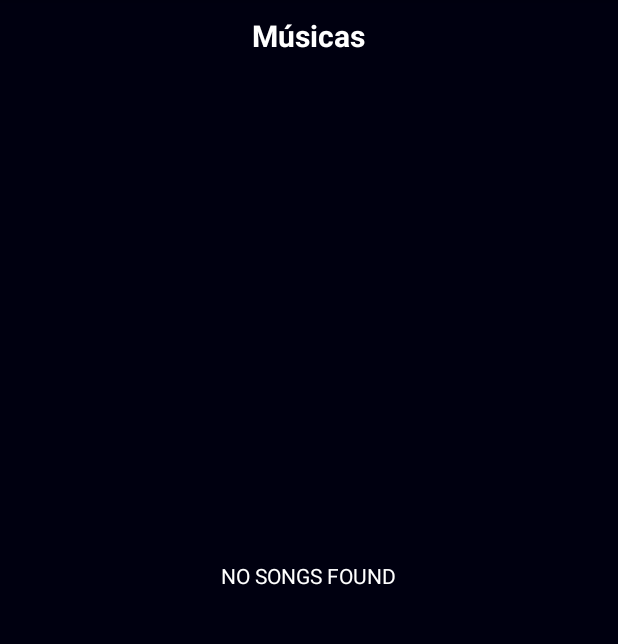
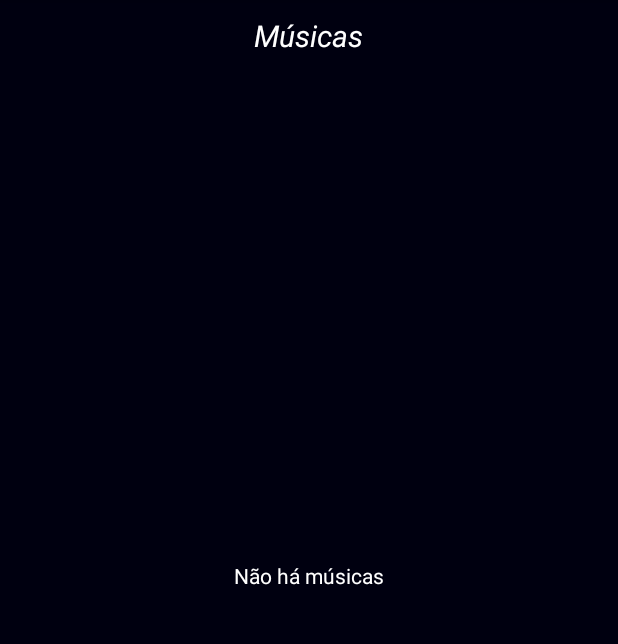
Before and after one commit to Juliolimahen/projeto-mobile-audio-player, an Android app: the screen it shows after launch (MainActivity), on a phone screen of 412 x 824 dp, the part 84-728 px from its top. Run offline under Robolectric (Android 15) with nearby library versions, the phone set to English and light mode, and no system bars.

```diff
--- a/app/src/main/AndroidManifest.xml
+++ b/app/src/main/AndroidManifest.xml
@@ -10,9 +10,9 @@
         android:roundIcon="@mipmap/ic_launcher_round"
         android:supportsRtl="true"
         android:theme="@style/Theme.MusicFai">
-        <activity android:name=".PlayerActivity" android:screenOrientation="portrait">
+        <activity android:name=".views.PlayerActivity" android:screenOrientation="portrait">
         </activity>
-        <activity android:name=".MainActivity"
+        <activity android:name=".views.MainActivity"
             android:exported="true"
             android:screenOrientation="portrait"
             >
--- a/app/src/main/java/com/example/musicfai/MainActivity.java
+++ b/app/src/main/java/com/example/musicfai/views/MainActivity.java
@@ -1,4 +1,4 @@
-package com.example.musicfai;
+package com.example.musicfai.views;
 
 import androidx.appcompat.app.AppCompatActivity;
 import androidx.core.app.ActivityCompat;
@@ -7,25 +7,30 @@ import androidx.recyclerview.widget.LinearLayoutManager;
 import androidx.recyclerview.widget.RecyclerView;
 
 import android.Manifest;
+import android.content.ContentUris;
 import android.content.pm.PackageManager;
 import android.database.Cursor;
+import android.net.Uri;
 import android.os.Bundle;
 import android.provider.MediaStore;
 import android.view.View;
 import android.widget.TextView;
 import android.widget.Toast;
 
+import com.example.musicfai.R;
 import com.example.musicfai.models.MusicaModel;
 import com.example.musicfai.models.MusicaListModel;
 
 import java.io.File;
 import java.util.ArrayList;
+import java.util.List;
 
 public class MainActivity extends AppCompatActivity {
 
     private RecyclerView listaDeMusicas;
     private ArrayList<MusicaModel> musicasList = new ArrayList<>();
     private TextView ListaVazia;
+    private MusicaListModel musicaListModel;
 
     @Override
     protected void onCreate(Bundle savedInstanceState) {
@@ -33,7 +38,7 @@ public class MainActivity extends AppCompatActivity {
         setContentView(R.layout.activity_main);
 
         listaDeMusicas = findViewById(R.id.recycler_view);
-        ListaVazia = findViewById(R.id.no_songs_text);
+        ListaVazia = findViewById(R.id.sem_musica_txt);
 
         if (checarPermissao() == false) {
             solicitarPermissao();
@@ -45,28 +50,63 @@ public class MainActivity extends AppCompatActivity {
 
     public void bootstrap() {
 
-        String[] projection = {
+        List<MusicaModel> musicas = new ArrayList<>();
+
+        String[] projection = new String[]{
+                MediaStore.Audio.Media._ID,
+                MediaStore.Audio.Media.DATA,
                 MediaStore.Audio.Media.TITLE,
-                MediaStore.Audio.Media.DATA,
                 MediaStore.Audio.Media.DURATION,
                 MediaStore.Audio.Media.ARTIST,
                 MediaStore.Audio.Media.ALBUM,
+                MediaStore.Audio.Media.ALBUM_ID,
         };
 
+
         String selection = MediaStore.Audio.Media.IS_MUSIC + " != 0";
-        Cursor cursor = getContentResolver().query(MediaStore.Audio.Media.EXTERNAL_CONTENT_URI,projection,selection,null,null);
-        while(cursor.moveToNext()){
-            MusicaModel musicaData = new MusicaModel(cursor.getString(1),cursor.getString(0),cursor.getString(2), cursor.getString(3),cursor.getString(4));
-            if(new File(musicaData.getPath()).exists())
-                musicasList.add(musicaData);
+        Cursor cursor = getContentResolver().query(MediaStore.Audio.Media.EXTERNAL_CONTENT_URI, projection, selection, null, null);
+        //cache cursos indices
+        int idColumn = cursor.getColumnIndexOrThrow(MediaStore.Audio.Media._ID);
+        int pathColumn = cursor.getColumnIndexOrThrow(MediaStore.Audio.Media.DATA);
+        int nameColumn = cursor.getColumnIndexOrThrow(MediaStore.Audio.Media.TITLE);
+        int durationColumn = cursor.getColumnIndexOrThrow(MediaStore.Audio.Media.DURATION);
+        int artistaColumn = cursor.getColumnIndexOrThrow(MediaStore.Audio.Media.ARTIST);
+        int AlbumColumn = cursor.getColumnIndexOrThrow(MediaStore.Audio.Media.ALBUM);
+        int AlbumIdColumn = cursor.getColumnIndexOrThrow(MediaStore.Audio.Media.ALBUM_ID);
+
+        while (cursor.moveToNext()) {
+            String path = cursor.getString(pathColumn);
+            long id = cursor.getLong(idColumn);
+            String titulo = cursor.getString(nameColumn);
+            String duration = cursor.getString(durationColumn);
+            String artista = cursor.getString(artistaColumn);
+            String album = cursor.getString(AlbumColumn);
+            long albumId = cursor.getLong(AlbumIdColumn);
+
+            //Song Uri
+            Uri uri = ContentUris.withAppendedId(MediaStore.Audio.Media.EXTERNAL_CONTENT_URI, id);
+
+            //Album artwork Uri
+            Uri albumArtworkUri = ContentUris.withAppendedId(Uri.parse("content://media/external/audio/albumart"), albumId);
+
+            MusicaModel musica = new MusicaModel(path,
+                    titulo,
+                    duration,
+                    artista,
+                    album,
+                    uri,
+                    albumArtworkUri);
+
+            if (new File(musica.getPath()).exists())
+                musicas.add(musica);
         }
-
-        if(musicasList.size()==0){
+        musicasList.addAll(musicas);
+        if (musicasList.size() == 0) {
             ListaVazia.setVisibility(View.VISIBLE);
-        }else{
+        } else {
             //recyclerview
             listaDeMusicas.setLayoutManager(new LinearLayoutManager(this));
-            listaDeMusicas.setAdapter(new MusicaListModel(musicasList,getApplicationContext()));
+            listaDeMusicas.setAdapter(new MusicaListModel(musicasList, getApplicationContext()));
         }
     }
 
@@ -77,7 +117,7 @@ public class MainActivity extends AppCompatActivity {
             ActivityCompat.requestPermissions(MainActivity.this, new String[]{Manifest.permission.READ_EXTERNAL_STORAGE}, 123);
     }
 
-   private boolean checarPermissao() {
+    private boolean checarPermissao() {
         int result = ContextCompat.checkSelfPermission(MainActivity.this, Manifest.permission.READ_EXTERNAL_STORAGE);
         if (result == PackageManager.PERMISSION_GRANTED) {
             return true;
--- a/app/src/main/res/layout/activity_main.xml
+++ b/app/src/main/res/layout/activity_main.xml
@@ -5,11 +5,11 @@
     android:layout_width="match_parent"
     android:layout_height="match_parent"
     android:background="@color/black_02"
-    tools:context=".MainActivity">
+    tools:context=".views.MainActivity">
 
 
     <TextView
-        android:id="@+id/songs_text"
+        android:id="@+id/musicas_nome"
         android:layout_width="wrap_content"
         android:layout_height="wrap_content"
         android:layout_centerHorizontal="true"
@@ -17,14 +17,14 @@
         android:text="Músicas"
         android:textColor="@color/white"
         android:textSize="20dp"
-        android:textStyle="bold" />
+        android:textStyle="italic" />
 
     <TextView
-        android:id="@+id/no_songs_text"
+        android:id="@+id/sem_musica_txt"
         android:layout_width="wrap_content"
         android:layout_height="wrap_content"
         android:layout_centerInParent="true"
-        android:text="NO SONGS FOUND"
+        android:text="Não há músicas"
         android:textColor="@color/white"
         android:visibility="gone" />
 
@@ -33,7 +33,7 @@
         android:id="@+id/recycler_view"
         android:layout_width="match_parent"
         android:layout_height="wrap_content"
-        android:layout_below="@id/songs_text" />
+        android:layout_below="@id/musicas_nome" />
 
 
 </RelativeLayout>
--- a/app/src/main/res/layout/activity_player.xml
+++ b/app/src/main/res/layout/activity_player.xml
@@ -8,7 +8,7 @@
     android:background="@color/black_03"
     android:orientation="vertical"
     android:weightSum="10"
-    tools:context=".PlayerActivity">
+    tools:context=".views.PlayerActivity">
 
 
     <TextView
--- a/app/src/main/res/layout/musica_lista.xml
+++ b/app/src/main/res/layout/musica_lista.xml
@@ -7,7 +7,7 @@
     android:layout_marginTop="5dp"
 
     android:layout_marginRight="5dp"
-    android:background="@color/black"
+    android:background="@color/black_01"
     android:paddingTop="10dp"
     android:paddingBottom="10dp"
     android:textColor="#F8F8FF">
```
Also changed, not shown: app/src/main/java/com/example/musicfai/models/MusicaListModel.java (+14 -4 lines), app/src/main/java/com/example/musicfai/models/MusicaModel.java (+53 -19 lines), app/src/main/java/com/example/musicfai/views/PlayerActivity.java (renamed from app/src/main/java/com/example/musicfai/PlayerActivity.java, +16 -4 lines).
